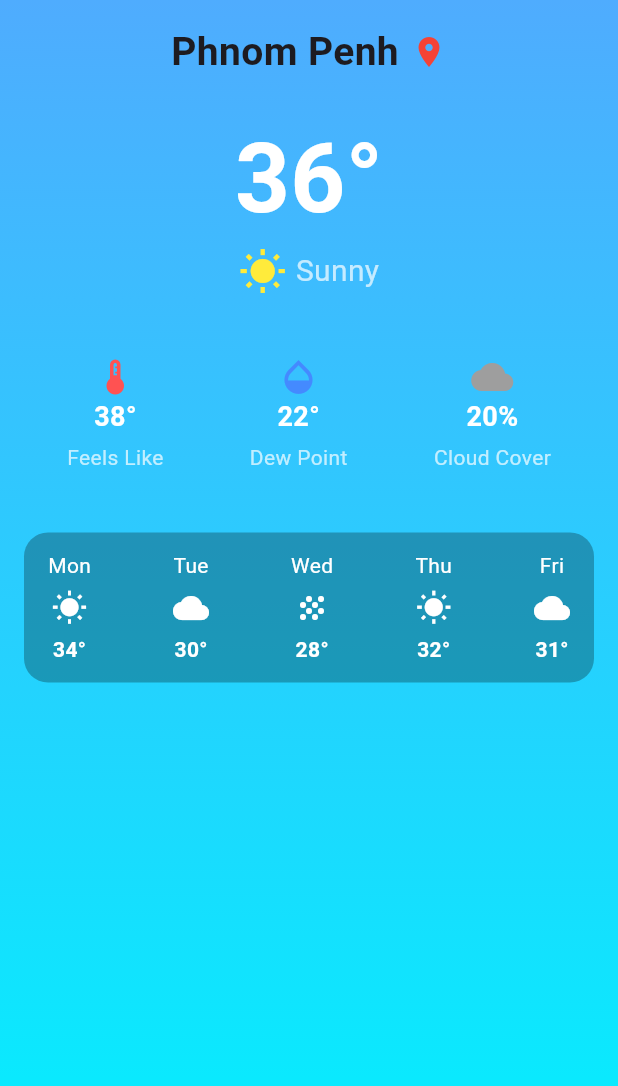
After one commit to GitheTrunk/MA-Lab, a Flutter app: the WeatherScreen screen opened by its route, on a phone screen of 412 x 824 dp. The commit adds this screen. Shown: the top 1086 px of the screen. Run offline on Flutter 3.47's test engine with Material 3 defaults, Android fonts, the phone set to English and light mode, and no system bars.

Commit message:
feat: add weather screen and their components

```diff
--- a/lib/routes/route_app.dart
+++ b/lib/routes/route_app.dart
@@ -2,6 +2,7 @@ import 'package:flutter/material.dart';
 import 'package:week_3_lab/auth/signup_screen.dart';
 import 'package:week_3_lab/screens/home_screen.dart';
 import 'package:week_3_lab/auth/login_screen.dart';
+import 'package:week_3_lab/screens/weather_screen.dart';
 import 'package:week_3_lab/splash/welcome_screen.dart';
 import 'package:week_3_lab/screens/counter_screen.dart';
 import 'package:week_3_lab/screens/profile_screen.dart';
@@ -33,6 +34,7 @@ class RouteApp extends StatelessWidget {
         "/contact": (context) => const ContactScreen(),
         "/team": (context) => const TeamScreen(),
         "/fitness": (context) => const FitnessScreen(),
+        "/weather": (context) => const WeatherScreen(),
       },
       onGenerateRoute: (settings) {
         switch (settings.name) {
@@ -96,6 +98,11 @@ class RouteApp extends StatelessWidget {
               builder: (context) => const FitnessScreen(),
               settings: settings,
             );
+          case "/weather":
+            return MaterialPageRoute(
+              builder: (context) => const WeatherScreen(),
+              settings: settings,
+            );
           default:
             return null;
         }
--- a/lib/screens/home_screen.dart
+++ b/lib/screens/home_screen.dart
@@ -30,6 +30,7 @@ class HomeScreen extends StatelessWidget {
               subMenu: [
                 AppMenuItem(title: 'School', route: '/dashboard'),
                 AppMenuItem(title: 'Fitness', route: '/fitness'),
+                AppMenuItem(title: 'Weather', route: '/weather'),
               ],
             ),
             AppMenuItem(
--- /dev/null
+++ b/lib/screens/weather_screen.dart
@@ -0,0 +1,131 @@
+import 'package:flutter/material.dart';
+import 'package:week_3_lab/widgets/dashboard/forcast_item_card.dart';
+import 'package:week_3_lab/widgets/dashboard/weather_detail_card.dart';
+
+class WeatherScreen extends StatelessWidget {
+  const WeatherScreen({super.key});
+
+  @override
+  Widget build(BuildContext context) {
+    return Scaffold(
+      body: Container(
+        width: double.infinity,
+        decoration: BoxDecoration(
+          gradient: LinearGradient(
+            colors: [Color(0xFF4FACFE), Color(0xFF00F2FE)],
+            begin: Alignment.topCenter,
+            end: Alignment.bottomCenter,
+          ),
+        ),
+        child: SafeArea(
+          child: Padding(
+            padding: EdgeInsets.all(16),
+            child: Column(
+              crossAxisAlignment: CrossAxisAlignment.center,
+              children: [
+                Row(
+                  mainAxisAlignment: MainAxisAlignment.center,
+                  children: [
+                    Text(
+                      "Phnom Penh",
+                      style: TextStyle(
+                        fontSize: 26,
+                        fontWeight: FontWeight.bold,
+                      ),
+                    ),
+                    SizedBox(width: 8),
+                    Icon(Icons.location_on, color: Colors.red),
+                  ],
+                ),
+                SizedBox(height: 20),
+                Text(
+                  "36°",
+                  style: TextStyle(
+                    fontSize: 64,
+                    fontWeight: FontWeight.bold,
+                    color: Colors.white,
+                  ),
+                ),
+                Row(
+                  mainAxisAlignment: MainAxisAlignment.center,
+                  children: [
+                    Icon(Icons.wb_sunny, color: Colors.yellow, size: 32),
+                    SizedBox(width: 6),
+                    Text(
+                      "Sunny",
+                      style: TextStyle(fontSize: 20, color: Colors.white70),
+                    ),
+                  ],
+                ),
+
+                SizedBox(height: 40),
+                Row(
+                  mainAxisAlignment: MainAxisAlignment.spaceAround,
+                  children: [
+                    WeatherDetailCard(
+                      icon: Icons.thermostat,
+                      color: Colors.redAccent,
+                      label: "Feels Like",
+                      value: "38°",
+                    ),
+                    WeatherDetailCard(
+                      icon: Icons.opacity,
+                      color: Colors.blueAccent,
+                      label: "Dew Point",
+                      value: "22°",
+                    ),
+                    WeatherDetailCard(
+                      icon: Icons.cloud,
+                      color: Colors.grey,
+                      label: "Cloud Cover",
+                      value: "20%",
+                    ),
+                  ],
+                ),
+                SizedBox(height: 40),
+                Container(
+                  padding: EdgeInsets.symmetric(horizontal: 16, vertical: 12),
+                  width: double.infinity,
+                  decoration: BoxDecoration(
+                    color: Colors.black.withAlpha(70),
+                    borderRadius: BorderRadius.circular(16),
+                  ),
+                  child: Row(
+                    mainAxisAlignment: MainAxisAlignment.spaceBetween,
+                    children: [
+                      ForcastItemCard(
+                        day: 'Mon',
+                        temp: '34°',
+                        icon: Icons.wb_sunny,
+                      ),
+                      ForcastItemCard(
+                        day: 'Tue',
+                        temp: '30°',
+                        icon: Icons.wb_cloudy,
+                      ),
+                      ForcastItemCard(
+                        day: 'Wed',
+                        temp: '28°',
+                        icon: Icons.grain,
+                      ),
+                      ForcastItemCard(
+                        day: 'Thu',
+                        temp: '32°',
+                        icon: Icons.wb_sunny,
+                      ),
+                      ForcastItemCard(
+                        day: 'Fri',
+                        temp: '31°',
+                        icon: Icons.wb_cloudy,
+                      ),
+                    ],
+                  ),
+                ),
+              ],
+            ),
+          ),
+        ),
+      ),
+    );
+  }
+}
--- /dev/null
+++ b/lib/widgets/dashboard/forcast_item_card.dart
@@ -0,0 +1,32 @@
+import 'package:flutter/material.dart';
+
+class ForcastItemCard extends StatelessWidget {
+  final String day;
+  final String temp;
+  final IconData icon;
+  const ForcastItemCard({
+    super.key,
+    required this.day,
+    required this.temp,
+    required this.icon,
+  });
+
+  @override
+  Widget build(BuildContext context) {
+    return Column(
+      children: [
+        Text(day, style: const TextStyle(color: Colors.white)),
+        const SizedBox(height: 6),
+        Icon(icon, color: Colors.white),
+        const SizedBox(height: 6),
+        Text(
+          temp,
+          style: const TextStyle(
+            color: Colors.white,
+            fontWeight: FontWeight.bold,
+          ),
+        ),
+      ],
+    );
+  }
+}
--- /dev/null
+++ b/lib/widgets/dashboard/weather_detail_card.dart
@@ -0,0 +1,37 @@
+import 'package:flutter/material.dart';
+
+class WeatherDetailCard extends StatelessWidget {
+  final String label;
+  final String value;
+  final IconData icon;
+  final Color color;
+  const WeatherDetailCard({
+    super.key,
+    required this.label,
+    required this.value,
+    required this.icon,
+    required this.color,
+  });
+
+  @override
+  Widget build(BuildContext context) {
+    return Column(
+      children: [
+        Icon(icon, size: 28, color: color),
+        Text(
+          value,
+          style: const TextStyle(
+            fontSize: 18,
+            fontWeight: FontWeight.bold,
+            color: Colors.white,
+          ),
+        ),
+        const SizedBox(height: 4),
+        Text(
+          label,
+          style: const TextStyle(fontSize: 14, color: Colors.white70),
+        ),
+      ],
+    );
+  }
+}
```
